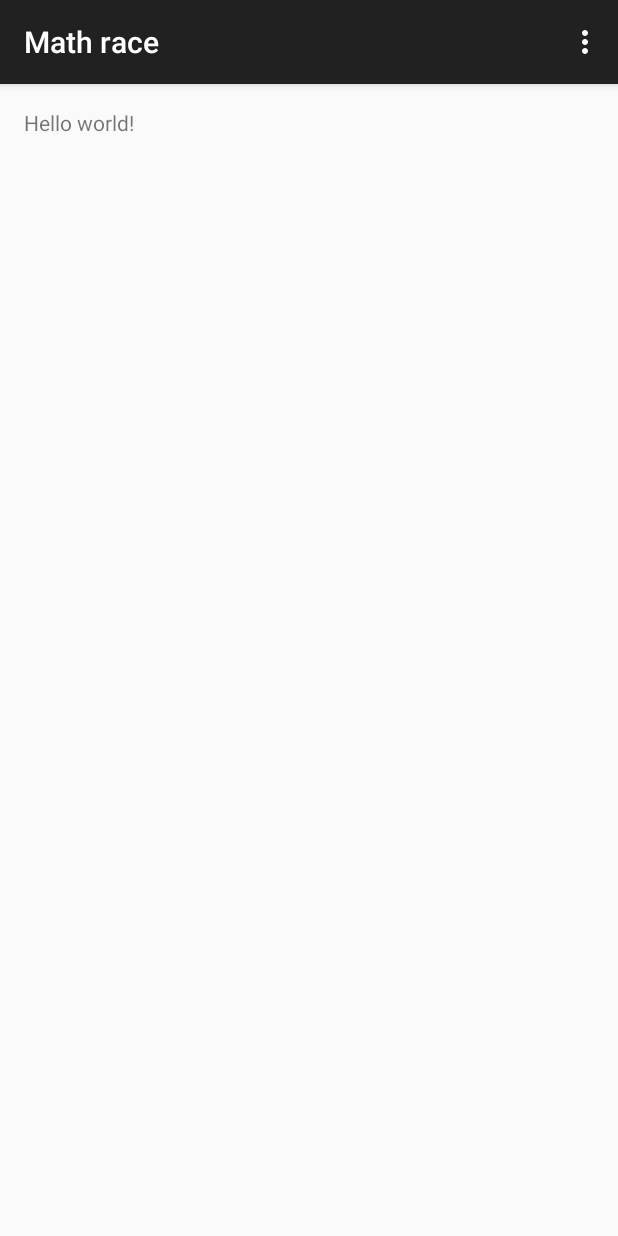
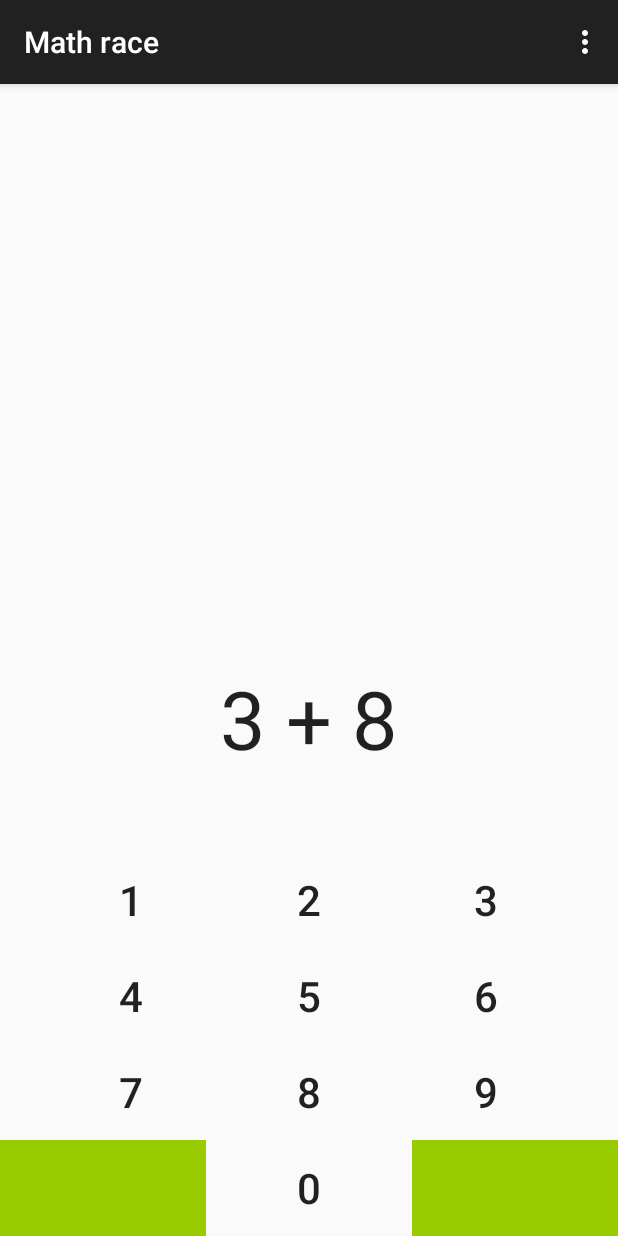
Before and after one commit to misiekDeveloper/Mathrace, an Android app: the screen it shows after launch (MainActivity), on a phone screen of 412 x 824 dp. Run offline under Robolectric (Android 15) with nearby library versions, the phone set to English and light mode, and no system bars.

```diff
--- a/app/src/main/java/com/smartapps/mathrace/MainActivity.java
+++ b/app/src/main/java/com/smartapps/mathrace/MainActivity.java
@@ -1,15 +1,13 @@
 package com.smartapps.mathrace;
 
+import android.os.Bundle;
+import android.support.v4.app.Fragment;
 import android.support.v7.app.ActionBarActivity;
-import android.support.v7.app.ActionBar;
-import android.support.v4.app.Fragment;
-import android.os.Bundle;
 import android.view.LayoutInflater;
 import android.view.Menu;
 import android.view.MenuItem;
 import android.view.View;
 import android.view.ViewGroup;
-import android.os.Build;
 
 
 public class MainActivity extends ActionBarActivity {
@@ -59,7 +57,7 @@ public class MainActivity extends ActionBarActivity {
         @Override
         public View onCreateView(LayoutInflater inflater, ViewGroup container,
                                  Bundle savedInstanceState) {
-            View rootView = inflater.inflate(R.layout.fragment_main, container, false);
+            View rootView = inflater.inflate(R.layout.fragment_keyboard, container, false);
             return rootView;
         }
     }
--- /dev/null
+++ b/app/src/main/res/layout/fragment_keyboard.xml
@@ -0,0 +1,135 @@
+<?xml version="1.0" encoding="utf-8"?>
+<LinearLayout xmlns:android="http://schemas.android.com/apk/res/android"
+    android:orientation="vertical"
+    android:layout_width="match_parent"
+    android:layout_height="match_parent"
+    android:gravity="bottom"
+    android:weightSum="1">
+
+    <TextView
+        android:layout_width="match_parent"
+        android:layout_height="120dp"
+        android:textAppearance="?android:attr/textAppearanceLarge"
+        android:text="3 + 8"
+        android:textSize="54sp"
+        android:gravity="center"
+        android:id="@+id/textView"
+        android:layout_gravity="center_horizontal"
+        android:layout_weight="0.15" />
+
+    <LinearLayout
+        android:layout_width="match_parent"
+        android:layout_height="64dp"
+        android:orientation="horizontal"
+
+        >
+        <Button
+        android:layout_width="wrap_content"
+        android:layout_height="match_parent"
+        android:layout_weight="1"
+        style="?android:attr/borderlessButtonStyle"
+        android:text="1"
+        android:textSize="28sp"
+            android:paddingLeft="50dp" />
+        <Button
+            android:layout_width="wrap_content"
+            android:layout_height="match_parent"
+            android:layout_weight="1"
+            android:text="2"
+            android:textSize="28sp"
+            style="?android:attr/borderlessButtonStyle"/>
+        <Button
+            android:layout_width="wrap_content"
+            android:layout_height="match_parent"
+            android:layout_weight="1"
+            android:text="3"
+            android:textSize="28sp"
+            style="?android:attr/borderlessButtonStyle"
+            android:paddingRight="50dp" />
+        </LinearLayout>
+    <LinearLayout
+        android:layout_width="match_parent"
+        android:layout_height="64dp"
+        android:orientation="horizontal"
+        >
+        <Button
+            android:layout_width="wrap_content"
+            android:layout_height="match_parent"
+            android:layout_weight="1"
+            android:textSize="28sp"
+            style="?android:attr/borderlessButtonStyle"
+            android:text="4"
+            android:paddingLeft="50dp" />
+        <Button
+            android:layout_width="wrap_content"
+            android:layout_height="match_parent"
+            android:layout_weight="1"
+            android:textSize="28sp"
+            android:text="5"
+            style="?android:attr/borderlessButtonStyle"/>
+        <Button
+            android:layout_width="wrap_content"
+            android:layout_height="match_parent"
+            android:layout_weight="1"
+            android:textSize="28sp"
+            android:text="6"
+            style="?android:attr/borderlessButtonStyle"
+            android:paddingRight="50dp" />
+    </LinearLayout>
+    <LinearLayout
+        android:layout_width="match_parent"
+        android:layout_height="wrap_content"
+        android:orientation="horizontal"
+        >
+        <Button
+            android:layout_width="64dp"
+            android:layout_height="64dp"
+            android:layout_weight="1"
+            android:textSize="28sp"
+            style="?android:attr/borderlessButtonStyle"
+            android:text="7"
+            android:paddingLeft="50dp" />
+        <Button
+            android:layout_width="64dp"
+            android:layout_height="64dp"
+            android:layout_weight="1"
+            android:textSize="28sp"
+            android:text="8"
+            style="?android:attr/borderlessButtonStyle"/>
+        <Button
+            android:layout_width="64dp"
+            android:layout_height="64dp"
+            android:layout_weight="1"
+            android:textSize="28sp"
+            android:text="9"
+            style="?android:attr/borderlessButtonStyle"
+            android:paddingRight="50dp" />
+    </LinearLayout>
+    <LinearLayout
+        android:layout_width="match_parent"
+        android:layout_height="wrap_content"
+        android:orientation="horizontal"
+        >
+        <Button
+            android:layout_width="64dp"
+            android:layout_height="64dp"
+            android:layout_weight="1"
+            android:textSize="28sp"
+            style="?android:attr/borderlessButtonStyle"
+            android:background="@android:color/holo_green_light"/>
+        <Button
+            android:layout_width="64dp"
+            android:layout_height="64dp"
+            android:layout_weight="1"
+            android:textSize="28sp"
+            android:text="0"
+            style="?android:attr/borderlessButtonStyle"/>
+        <Button
+            android:layout_width="64dp"
+            android:layout_height="64dp"
+            android:layout_weight="1"
+            android:textSize="28sp"
+            android:background="@android:color/holo_green_light"
+            style="?android:attr/borderlessButtonStyle"/>
+    </LinearLayout>
+</LinearLayout>
```
Also changed, not shown: app/src/main/java/com/smartapps/mathrace/engine/DivisionOperator.java (added, +23 -0 lines), app/src/main/java/com/smartapps/mathrace/engine/Equation.java (added, +31 -0 lines), app/src/main/java/com/smartapps/mathrace/engine/MathQuestion.java (added, +9 -0 lines), app/src/main/java/com/smartapps/mathrace/engine/MathQuestionGenerator.java (added, +30 -0 lines), app/src/main/java/com/smartapps/mathrace/engine/MinusOperator.java (added, +24 -0 lines), app/src/main/java/com/smartapps/mathrace/engine/MultiplyOperator.java (added, +24 -0 lines), app/src/main/java/com/smartapps/mathrace/engine/Operator.java (added, +10 -0 lines), app/src/main/java/com/smartapps/mathrace/engine/PlusOperator.java (added, +24 -0 lines), app/src/main/java/com/smartapps/mathrace/engine/QuestionType.java (added, +8 -0 lines), 1 other file.
